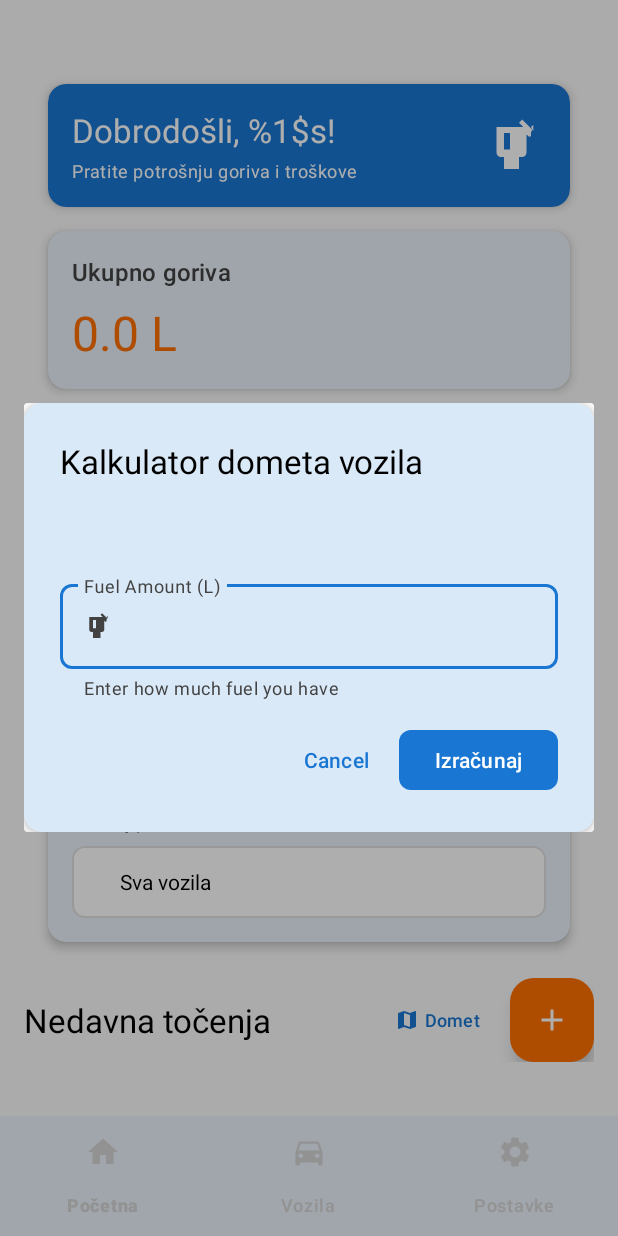
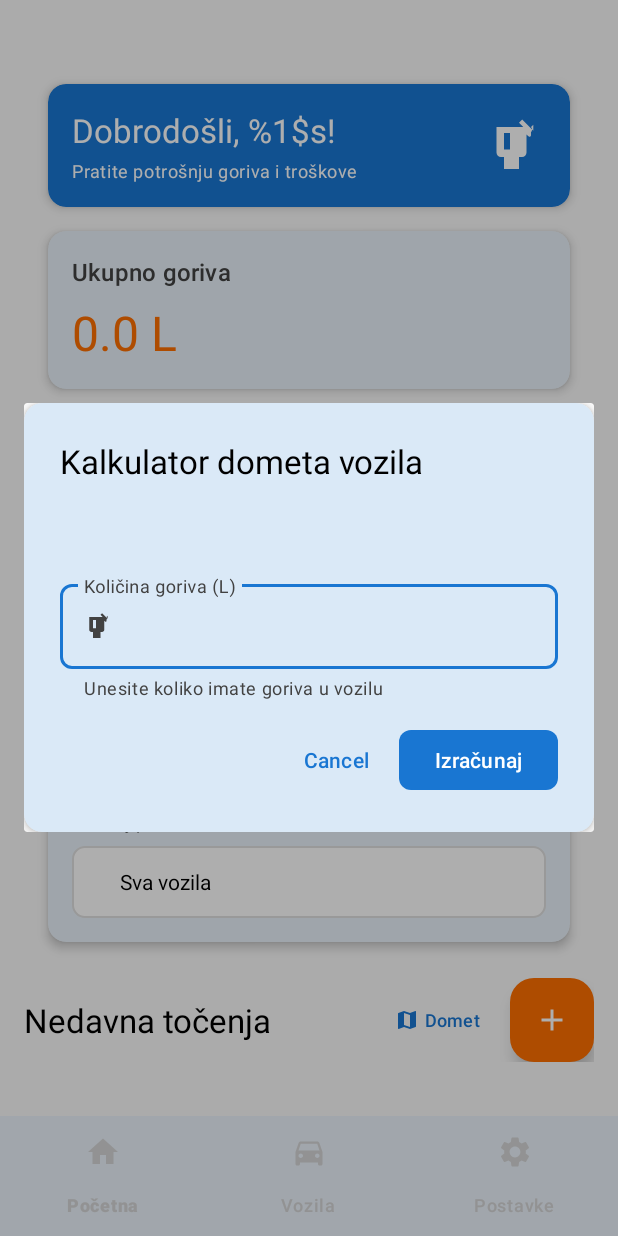
Before and after one commit to Asimic535/FuelTracker, an Android app: the fragment RangeCalculatorDialog placed in its activity, on a phone screen of 412 x 824 dp. Run offline under Robolectric (Android 15) with nearby library versions, the phone set to English and light mode, and no system bars; our stand-ins replace Firebase (no records; nobody signed in at launch, a user with empty details on screens opened directly), navigation-ui; 7 statements that could not run were skipped.

Commit message:
Finalne promjene i fine-tunning

```diff
--- a/app/src/main/java/com/example/fuel_tracker_app/ui/vehicles/RangeCalculatorDialog.kt
+++ b/app/src/main/java/com/example/fuel_tracker_app/ui/vehicles/RangeCalculatorDialog.kt
@@ -82,7 +82,7 @@ class RangeCalculatorDialog : DialogFragment() {
 
         val fuelAmount = fuelAmountText.toDoubleOrNull()
         if (fuelAmount == null || fuelAmount <= 0) {
-            binding.tilFuelAmount.error = "Enter valid fuel amount"
+            binding.tilFuelAmount.error = "Unesite ispravnu količinu"
             binding.tvResult.visibility = View.GONE
             return
         }
--- a/app/src/main/res/layout/activity_main.xml
+++ b/app/src/main/res/layout/activity_main.xml
@@ -23,7 +23,7 @@
         android:id="@+id/bottom_navigation"
         style="@style/Widget.FuelTracker.BottomNavigation"
         android:layout_width="0dp"
-        android:layout_height="@dimen/bottom_nav_height"
+        android:layout_height="wrap_content"
         android:visibility="gone"
         app:layout_constraintBottom_toBottomOf="parent"
         app:layout_constraintEnd_toEndOf="parent"
--- a/app/src/main/res/layout/dialog_fuel_calculator.xml
+++ b/app/src/main/res/layout/dialog_fuel_calculator.xml
@@ -40,7 +40,7 @@
         android:layout_height="wrap_content"
         android:layout_marginBottom="@dimen/spacing_medium"
         android:hint="@string/distance_km"
-        app:helperText="Enter the distance you plan to travel"
+        app:helperText="Unesite željenu udaljenost"
         app:startIconDrawable="@drawable/ic_speed">
 
         <com.google.android.material.textfield.TextInputEditText
--- a/app/src/main/res/layout/dialog_range_calculator.xml
+++ b/app/src/main/res/layout/dialog_range_calculator.xml
@@ -39,8 +39,8 @@
         android:layout_width="match_parent"
         android:layout_height="wrap_content"
         android:layout_marginBottom="@dimen/spacing_medium"
-        android:hint="Fuel Amount (L)"
-        app:helperText="Enter how much fuel you have"
+        android:hint="Količina goriva (L)"
+        app:helperText="Unesite koliko imate goriva u vozilu"
         app:startIconDrawable="@drawable/ic_local_gas_station">
 
         <com.google.android.material.textfield.TextInputEditText
--- a/app/src/main/res/values/strings.xml
+++ b/app/src/main/res/values/strings.xml
@@ -138,7 +138,7 @@
     <string name="helper_choose_vehicle">Odaberite vozilo u koje točite gorivo</string>
     <string name="helper_in_liters">u litrima</string>
     <string name="helper_in_km">Cijena po litru</string>
-    <string name="helper_tap_to_select">dodirnite za odabir</string>
+    <string name="helper_tap_to_select">Dodirnite za odabir</string>
     <string name="manage_vehicle_fleet">Upravljajte svojom flotom vozila</string>
     <string name="your_vehicles">Vaša vozila</string>
     <string name="vehicle_information">Informacije o vozilu</string>
```
